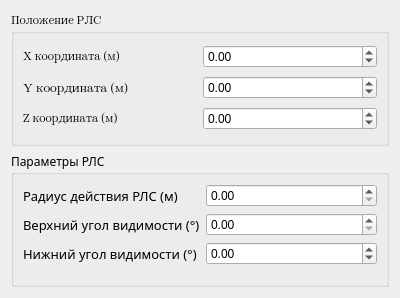
Before: the Qt Designer form main/rls.ui in Kirikus/Terrain_213, drawn with Qt 5.
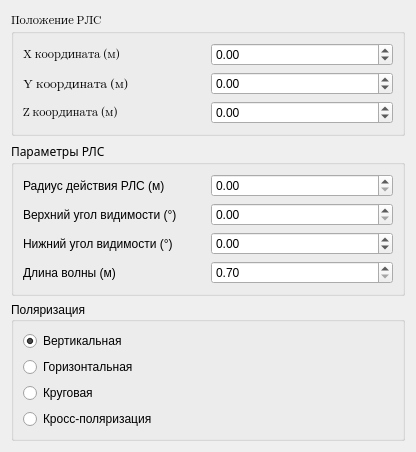
After: the same form once the commit is applied.

Commit message: feat(rls): Add new info about rls

Patch:
```diff
--- a/main/rls.ui
+++ b/main/rls.ui
@@ -6,20 +6,72 @@
    <rect>
     <x>0</x>
     <y>0</y>
-    <width>400</width>
-    <height>298</height>
+    <width>416</width>
+    <height>409</height>
    </rect>
   </property>
   <property name="maximumSize">
    <size>
-    <width>400</width>
-    <height>298</height>
+    <width>416</width>
+    <height>409</height>
    </size>
   </property>
   <property name="windowTitle">
    <string>Form</string>
   </property>
   <layout class="QGridLayout" name="gridLayout">
+   <item row="2" column="0">
+    <widget class="QGroupBox" name="polarization">
+     <property name="title">
+      <string>Поляризация</string>
+     </property>
+     <layout class="QVBoxLayout" name="verticalLayout">
+      <item>
+       <widget class="QRadioButton" name="vertical">
+        <property name="text">
+         <string>Вертикальная</string>
+        </property>
+        <property name="checked">
+         <bool>true</bool>
+        </property>
+        <attribute name="buttonGroup">
+         <string notr="true">polarization_type</string>
+        </attribute>
+       </widget>
+      </item>
+      <item>
+       <widget class="QRadioButton" name="horizontal">
+        <property name="text">
+         <string>Горизонтальная</string>
+        </property>
+        <attribute name="buttonGroup">
+         <string notr="true">polarization_type</string>
+        </attribute>
+       </widget>
+      </item>
+      <item>
+       <widget class="QRadioButton" name="circle">
+        <property name="text">
+         <string>Круговая</string>
+        </property>
+        <attribute name="buttonGroup">
+         <string notr="true">polarization_type</string>
+        </attribute>
+       </widget>
+      </item>
+      <item>
+       <widget class="QRadioButton" name="cross_polarization">
+        <property name="text">
+         <string>Кросс-поляризация</string>
+        </property>
+        <attribute name="buttonGroup">
+         <string notr="true">polarization_type</string>
+        </attribute>
+       </widget>
+      </item>
+     </layout>
+    </widget>
+   </item>
    <item row="1" column="0">
     <widget class="QGroupBox" name="station_parametres">
      <property name="font">
@@ -31,14 +83,42 @@
       <string>Параметры РЛС</string>
      </property>
      <layout class="QGridLayout" name="gridLayout_3">
-      <item row="0" column="0">
-       <layout class="QFormLayout" name="param_layout">
+      <item row="5" column="0">
+       <widget class="QLabel" name="label">
+        <property name="font">
+         <font>
+          <family>Segoe UI</family>
+         </font>
+        </property>
+        <property name="text">
+         <string>Длина волны (м)</string>
+        </property>
+       </widget>
+      </item>
+      <item row="5" column="1">
+       <widget class="QDoubleSpinBox" name="doubleSpinBox">
+        <property name="font">
+         <font>
+          <family>Segoe UI</family>
+         </font>
+        </property>
+        <property name="minimum">
+         <double>0.700000000000000</double>
+        </property>
+        <property name="maximum">
+         <double>1.000000000000000</double>
+        </property>
+        <property name="singleStep">
+         <double>0.010000000000000</double>
+        </property>
+       </widget>
+      </item>
         <item row="0" column="0">
          <widget class="QLabel" name="radius_label">
           <property name="font">
            <font>
-            <family>Tw Cen MT Condensed</family>
-            <pointsize>10</pointsize>
+          <family>Segoe UI</family>
+          <pointsize>9</pointsize>
            </font>
           </property>
           <property name="text">
@@ -46,6 +126,33 @@
           </property>
          </widget>
         </item>
+      <item row="2" column="1">
+       <widget class="QDoubleSpinBox" name="top_angle">
+        <property name="font">
+         <font>
+          <family>Segoe UI</family>
+         </font>
+        </property>
+        <property name="maximum">
+         <double>90.000000000000000</double>
+        </property>
+       </widget>
+      </item>
+      <item row="4" column="1">
+       <widget class="QDoubleSpinBox" name="bottom_angle">
+        <property name="font">
+         <font>
+          <family>Segoe UI</family>
+         </font>
+        </property>
+        <property name="minimum">
+         <double>-90.000000000000000</double>
+        </property>
+        <property name="maximum">
+         <double>90.000000000000000</double>
+        </property>
+       </widget>
+      </item>
         <item row="0" column="1">
          <widget class="QDoubleSpinBox" name="radius">
           <property name="font">
@@ -58,12 +165,12 @@
           </property>
          </widget>
         </item>
-        <item row="1" column="0">
+      <item row="2" column="0">
          <widget class="QLabel" name="top_angle_label">
           <property name="font">
            <font>
-            <family>Tw Cen MT Condensed</family>
-            <pointsize>10</pointsize>
+          <family>Segoe UI</family>
+          <pointsize>9</pointsize>
            </font>
           </property>
           <property name="text">
@@ -71,24 +178,12 @@
           </property>
          </widget>
         </item>
-        <item row="1" column="1">
-         <widget class="QDoubleSpinBox" name="top_angle">
-          <property name="font">
-           <font>
-            <family>Segoe UI</family>
-           </font>
-          </property>
-          <property name="maximum">
-           <double>90.000000000000000</double>
-          </property>
-         </widget>
-        </item>
-        <item row="2" column="0">
+      <item row="4" column="0">
          <widget class="QLabel" name="bottom_angle_label">
           <property name="font">
            <font>
-            <family>Tw Cen MT Condensed</family>
-            <pointsize>10</pointsize>
+          <family>Segoe UI</family>
+          <pointsize>9</pointsize>
            </font>
           </property>
           <property name="text">
@@ -96,23 +191,6 @@
           </property>
          </widget>
         </item>
-        <item row="2" column="1">
-         <widget class="QDoubleSpinBox" name="bottom_angle">
-          <property name="font">
-           <font>
-            <family>Segoe UI</family>
-           </font>
-          </property>
-          <property name="minimum">
-           <double>-90.000000000000000</double>
-          </property>
-          <property name="maximum">
-           <double>90.000000000000000</double>
-          </property>
-         </widget>
-        </item>
-       </layout>
-      </item>
      </layout>
     </widget>
    </item>
```
Left out of the diff: 67 changed lines with no effect on the pictures. Lines whose indentation alone changed are shown as unchanged.
